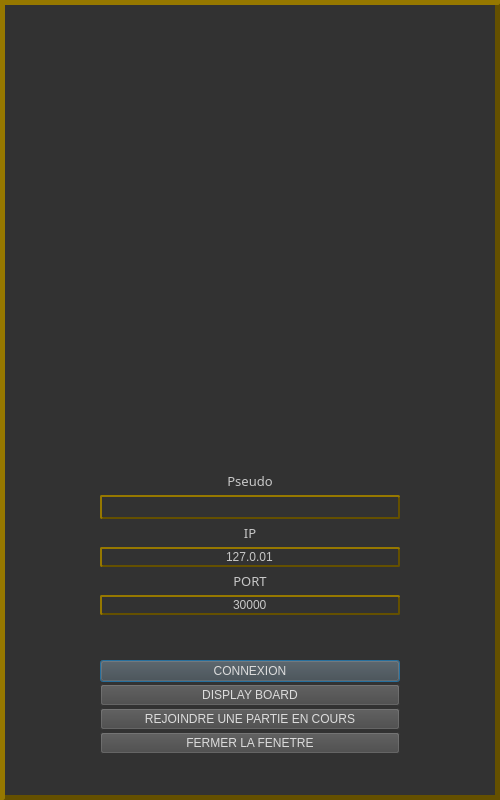
Before: the Qt Designer form SECRET_VOLDEMORT_GAME/Developpement/dialog_menu.ui in AdrienBrune/SECRET_VOLDEMORT, drawn with Qt 5.
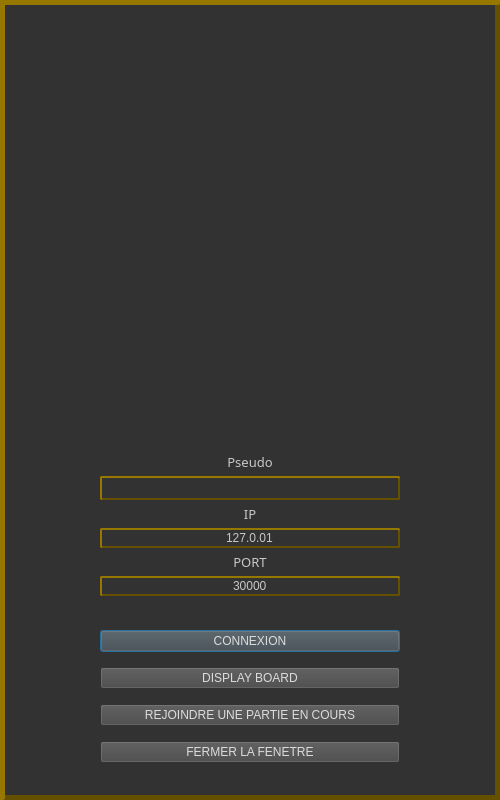
After: the same form once the commit is applied. Icons and pictures are not drawn.

Patch:
```diff
--- a/SECRET_VOLDEMORT_GAME/Developpement/dialog_menu.ui
+++ b/SECRET_VOLDEMORT_GAME/Developpement/dialog_menu.ui
@@ -281,7 +281,7 @@
    <item>
     <layout class="QVBoxLayout" name="verticalLayout">
      <property name="spacing">
-      <number>2</number>
+      <number>15</number>
      </property>
      <item>
       <widget class="QPushButton" name="buttonConnect">
```
